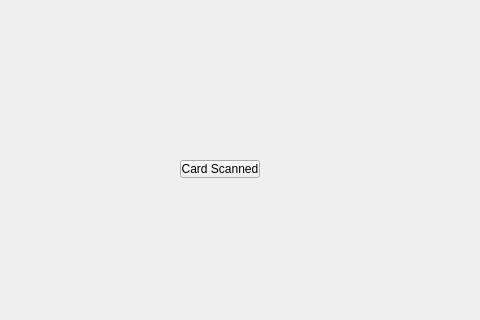
This is Client/Client/startup.ui in DuweBTC/Semesterprojekt3 as Qt 5 draws it before an edit; both pictures show x 100 to 580 and y 110 to 430 of the 800 by 600 pixel window. The edited form follows.
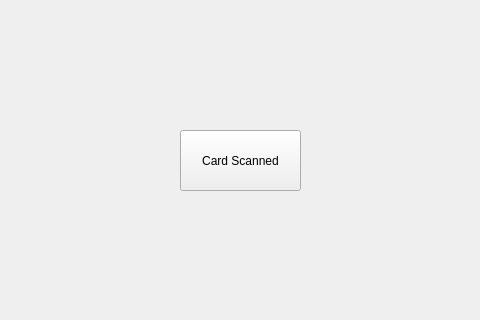
This is the edited form.

The edit to the form file:
```diff
--- a/Client/Client/startup.ui
+++ b/Client/Client/startup.ui
@@ -18,9 +18,9 @@
     <property name="geometry">
      <rect>
       <x>280</x>
-      <y>270</y>
-      <width>80</width>
-      <height>18</height>
+      <y>240</y>
+      <width>121</width>
+      <height>61</height>
      </rect>
     </property>
     <property name="text">
```
Left out of the diff: 2 changed lines with no effect on the pictures.
